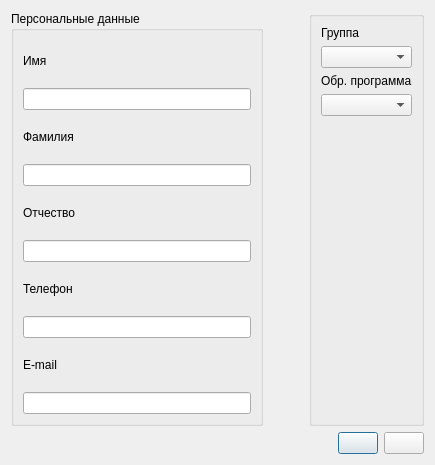
Before: the Qt Designer form ui/insertstudent.ui in 7enSmile/clientVKR, drawn with Qt 5.
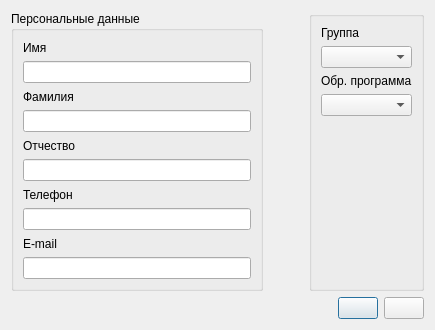
After: the same form once the commit is applied.

Commit message: изменение интерфейса

Patch:
```diff
--- a/ui/insertstudent.ui
+++ b/ui/insertstudent.ui
@@ -7,7 +7,7 @@
     <x>0</x>
     <y>0</y>
     <width>435</width>
-    <height>465</height>
+    <height>330</height>
    </rect>
   </property>
   <property name="windowTitle">
```
The commit also changes 7 other files.
